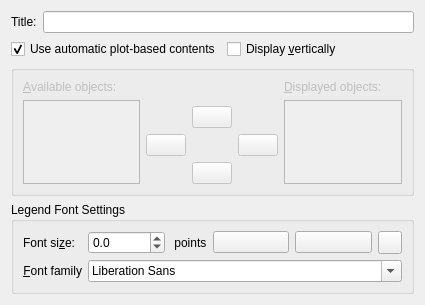
First picture: the form in src/libkstapp/legendtab.ui, repository Kst-plot/kst, before the edit.
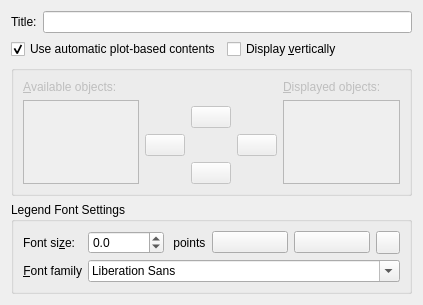
Second picture: the form after the edit. Custom widgets are drawn as their Qt base class.

```diff
--- a/src/libkstapp/legendtab.ui
+++ b/src/libkstapp/legendtab.ui
@@ -6,8 +6,8 @@
    <rect>
     <x>0</x>
     <y>0</y>
-    <width>425</width>
-    <height>269</height>
+    <width>423</width>
+    <height>282</height>
    </rect>
   </property>
   <layout class="QGridLayout" name="gridLayout">
```
Left out of the diff: 4 changed lines with no effect on the pictures.
